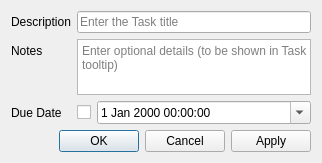
Above: resources/ui/task_dialog.ui from JakubFranek/BlbniCheck before the change. Below: the same form after it.
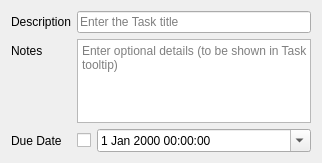
That is the form after the change.

Commit message:
Improve TaskDialog ButtonBox
No Apply button for Editing. OK button now called "Create" or
"Edit" respectively, Apply button is now "Create & New".

```diff
--- a/resources/ui/task_dialog.ui
+++ b/resources/ui/task_dialog.ui
@@ -96,16 +96,6 @@
      </item>
     </layout>
    </item>
-   <item>
-    <widget class="QDialogButtonBox" name="buttonBox">
-     <property name="orientation">
-      <enum>Qt::Horizontal</enum>
-     </property>
-     <property name="standardButtons">
-      <set>QDialogButtonBox::Apply|QDialogButtonBox::Cancel|QDialogButtonBox::Ok</set>
-     </property>
-    </widget>
-   </item>
   </layout>
  </widget>
  <tabstops>
```
The commit also changes 4 other files.
